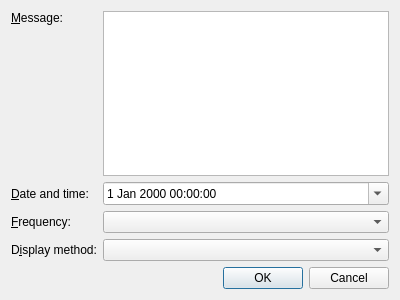
Old version of the form AddEditAlarmDialog.ui in the repository FraGag/Alarmz.
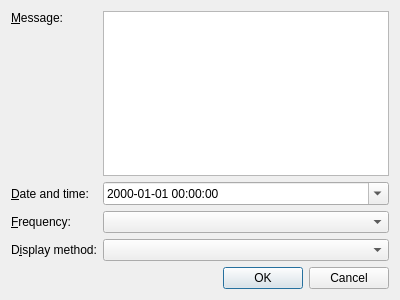
New version of the form.

Commit message:
Set a specific display format on the Date and time widget
In the Add/Edit Alarm... dialog, the Date and time widget used the default
display format, which, depending on the system configuration, might not include
the seconds. Set a specific display format so that the seconds are always
displayed and editable.

```diff
--- a/AddEditAlarmDialog.ui
+++ b/AddEditAlarmDialog.ui
@@ -55,6 +55,9 @@
      <property name="frame">
       <bool>true</bool>
      </property>
+     <property name="displayFormat">
+      <string>yyyy-MM-dd HH:mm:ss</string>
+     </property>
      <property name="calendarPopup">
       <bool>true</bool>
      </property>
```
